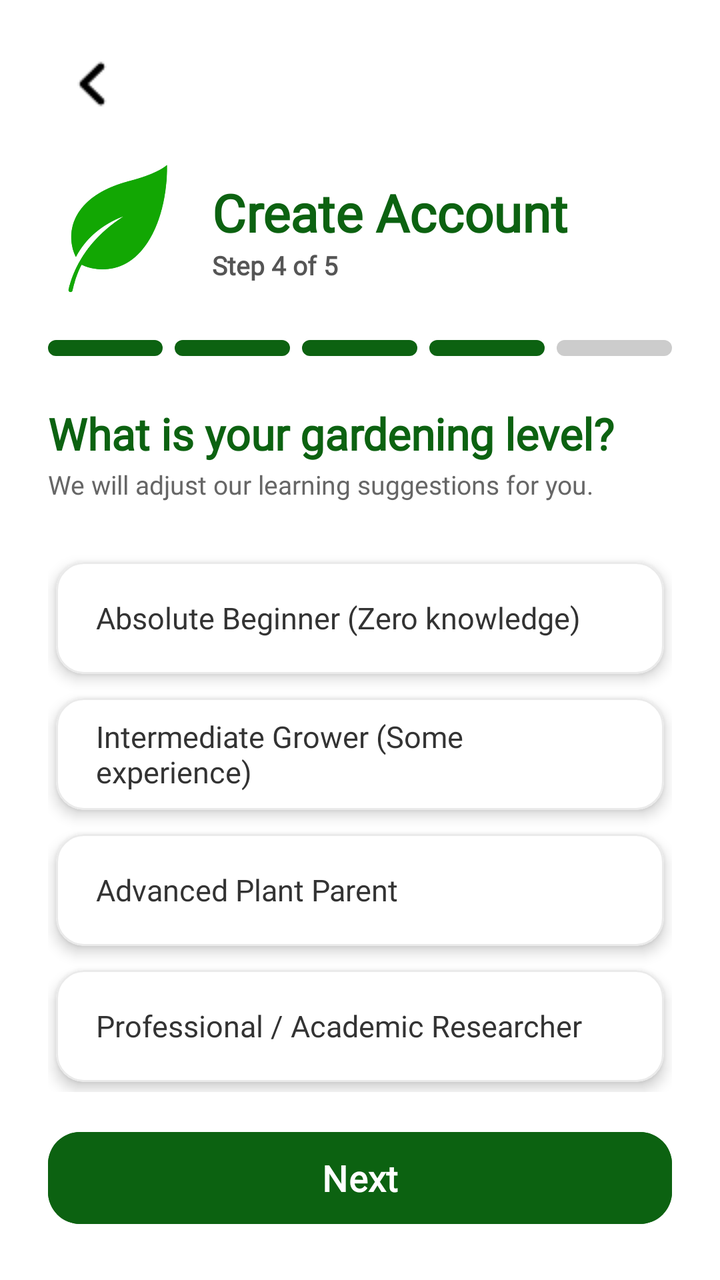
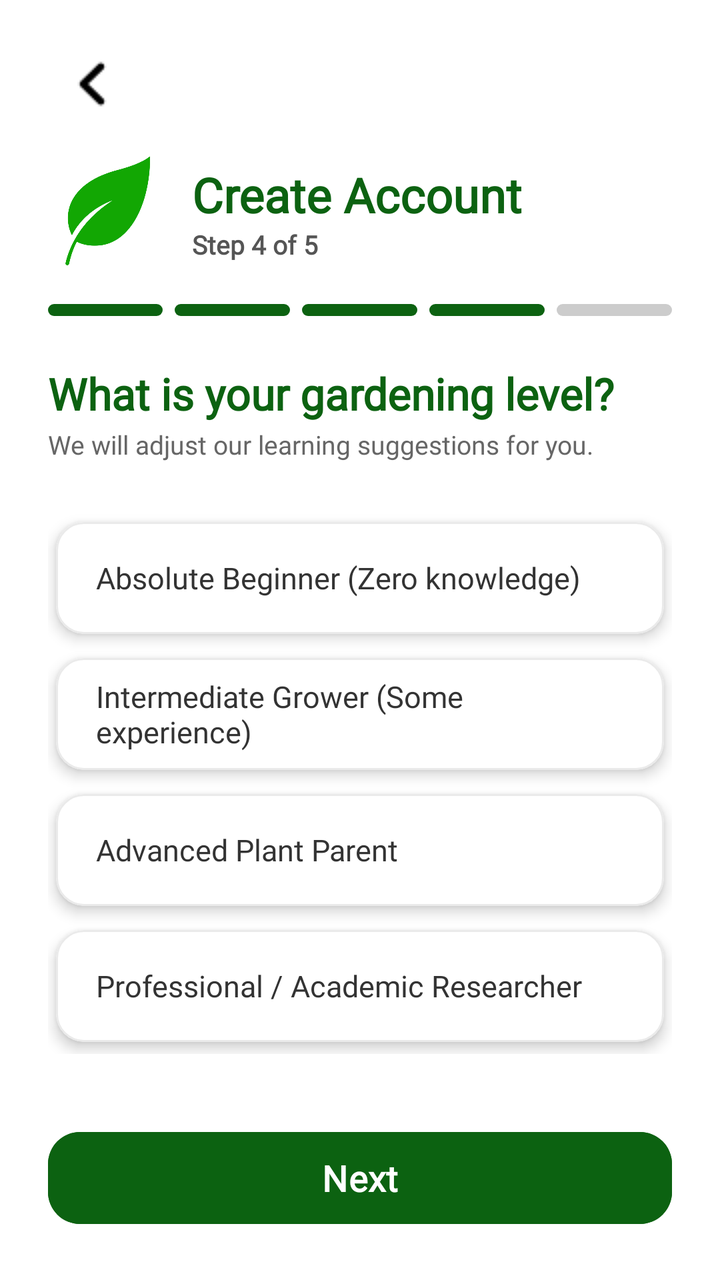

Two renders of the same Android screen: before a commit and after it. Below are the layout's source before the change and the commit's diff.
<!-- AndroidManifest.xml: application theme Theme.SmartGrow -->
<!-- res/layout/activity_register_step4.xml -->
<?xml version="1.0" encoding="utf-8"?>
<androidx.constraintlayout.widget.ConstraintLayout
    xmlns:android="http://schemas.android.com/apk/res/android"
    xmlns:app="http://schemas.android.com/apk/res-auto"
    android:layout_width="match_parent"
    android:layout_height="match_parent"
    android:background="#FFFFFF"
    android:paddingHorizontal="24dp"
    android:paddingTop="20dp"
    android:paddingBottom="24dp">

    <ImageButton
        android:id="@+id/btn_register_back"
        android:layout_width="44dp"
        android:layout_height="44dp"
        android:background="?android:attr/selectableItemBackgroundBorderless"
        android:src="@drawable/back_button_login"
        android:contentDescription="Back"
        android:scaleType="centerInside"
        android:clickable="true"
        android:focusable="true"
        app:layout_constraintTop_toTopOf="parent"
        app:layout_constraintStart_toStartOf="parent" />

    <LinearLayout
        android:id="@+id/layout_register_header"
        android:layout_width="0dp"
        android:layout_height="wrap_content"
        android:orientation="horizontal"
        android:gravity="center_vertical"
        android:layout_marginTop="16dp"
        app:layout_constraintTop_toBottomOf="@id/btn_register_back"
        app:layout_constraintStart_toStartOf="parent"
        app:layout_constraintEnd_toEndOf="parent">

        <ImageView
            android:id="@+id/img_register_mini_logo"
            android:layout_width="70dp"
            android:layout_height="70dp"
            android:src="@drawable/smartgrow_logo"
            app:tint="#12A703"
            android:contentDescription="SmartGrow" />

        <LinearLayout
            android:layout_width="wrap_content"
            android:layout_height="wrap_content"
            android:orientation="vertical"
            android:layout_marginStart="12dp">

            <TextView
                android:layout_width="wrap_content"
                android:layout_height="wrap_content"
                android:text="Create Account"
                android:textSize="26sp"
                android:textStyle="bold"
                android:fontFamily="@font/poppins"
                android:textColor="#0C6211" />

            <TextView
                android:id="@+id/tv_step_counter"
                android:layout_width="wrap_content"
                android:layout_height="wrap_content"
                android:text="Step 4 of 5"
                android:textSize="13sp"
                android:textStyle="bold"
                android:fontFamily="@font/poppins"
                android:textColor="#555555" />
        </LinearLayout>
    </LinearLayout>

    <LinearLayout
        android:id="@+id/layout_indicator_bars"
        android:layout_width="match_parent"
        android:layout_height="8dp"
        android:orientation="horizontal"
        android:layout_marginTop="20dp"
        android:weightSum="5"
        app:layout_constraintTop_toBottomOf="@id/layout_register_header"
        app:layout_constraintStart_toStartOf="parent"
        app:layout_constraintEnd_toEndOf="parent">

        <View
            android:id="@+id/indicator_step1"
            android:layout_width="0dp"
            android:layout_height="match_parent"
            android:layout_weight="1"
            android:layout_marginEnd="6dp"
            android:background="@drawable/indicator_green" />

        <View
            android:id="@+id/indicator_step2"
            android:layout_width="0dp"
            android:layout_height="match_parent"
            android:layout_weight="1"
            android:layout_marginEnd="6dp"
            android:background="@drawable/indicator_green" />

        <View
            android:id="@+id/indicator_step3"
            android:layout_width="0dp"
            android:layout_height="match_parent"
            android:layout_weight="1"
            android:layout_marginEnd="6dp"
            android:background="@drawable/indicator_green" />

        <View
            android:id="@+id/indicator_step4"
            android:layout_width="0dp"
            android:layout_height="match_parent"
            android:layout_weight="1"
            android:layout_marginEnd="6dp"
            android:background="@drawable/indicator_green" />

        <View
            android:id="@+id/indicator_step5"
            android:layout_width="0dp"
            android:layout_height="match_parent"
            android:layout_weight="1"
            android:background="@drawable/indicator_gray" />
    </LinearLayout>

    <TextView
        android:id="@+id/tv_question_title"
        android:layout_width="match_parent"
        android:layout_height="wrap_content"
        android:text="What is your gardening level?"
        android:textSize="22sp"
        android:textStyle="bold"
        android:textColor="#0C6211"
        android:fontFamily="@font/poppins"
        android:layout_marginTop="24dp"
        app:layout_constraintTop_toBottomOf="@id/layout_indicator_bars" />

    <TextView
        android:id="@+id/tv_question_subtitle"
        android:layout_width="match_parent"
        android:layout_height="wrap_content"
        android:text="We will adjust our learning suggestions for you."
        android:textSize="13sp"
        android:textColor="#666666"
        android:fontFamily="@font/poppins"
        android:layout_marginTop="2dp"
        app:layout_constraintTop_toBottomOf="@id/tv_question_title" />

    <LinearLayout
        android:id="@+id/layout_choices_container"
        android:layout_width="match_parent"
        android:layout_height="0dp"
        android:orientation="vertical"
        android:layout_marginTop="24dp"
        android:layout_marginBottom="16dp"
        app:layout_constraintTop_toBottomOf="@id/tv_question_subtitle"
        app:layout_constraintBottom_toTopOf="@id/btn_register_next">

        <com.google.android.material.card.MaterialCardView
            android:id="@+id/card_choice1"
            android:layout_width="match_parent"
            android:layout_height="56dp"
            android:layout_marginHorizontal="4dp"
            android:layout_marginVertical="6dp"
            app:cardElevation="4dp"
            app:cardCornerRadius="14dp"
            app:cardBackgroundColor="#FFFFFF"
            app:strokeWidth="1dp"
            app:strokeColor="#EAEAEA"
            android:clickable="true"
            android:focusable="true">
            <TextView
                android:id="@+id/tv_choice1_text"
                android:layout_width="match_parent"
                android:layout_height="match_parent"
                android:gravity="center_vertical"
                android:paddingHorizontal="20dp"
                android:text="Absolute Beginner (Zero knowledge)"
                android:textSize="15sp"
                android:textColor="#333333"
                android:fontFamily="@font/poppins" />
        </com.google.android.material.card.MaterialCardView>

        <com.google.android.material.card.MaterialCardView
            android:id="@+id/card_choice2"
            android:layout_width="match_parent"
            android:layout_height="56dp"
            android:layout_marginHorizontal="4dp"
            android:layout_marginVertical="6dp"
            app:cardElevation="4dp"
            app:cardCornerRadius="14dp"
            app:cardBackgroundColor="#FFFFFF"
            app:strokeWidth="1dp"
            app:strokeColor="#EAEAEA"
            android:clickable="true"
            android:focusable="true">
            <TextView
                android:id="@+id/tv_choice2_text"
                android:layout_width="match_parent"
                android:layout_height="match_parent"
                android:gravity="center_vertical"
                android:paddingHorizontal="20dp"
                android:text="Intermediate Grower (Some experience)"
                android:textSize="15sp"
                android:textColor="#333333"
                android:fontFamily="@font/poppins" />
        </com.google.android.material.card.MaterialCardView>

        <com.google.android.material.card.MaterialCardView
            android:id="@+id/card_choice3"
            android:layout_width="match_parent"
            android:layout_height="56dp"
            android:layout_marginHorizontal="4dp"
            android:layout_marginVertical="6dp"
            app:cardElevation="4dp"
            app:cardCornerRadius="14dp"
            app:cardBackgroundColor="#FFFFFF"
            app:strokeWidth="1dp"
            app:strokeColor="#EAEAEA"
            android:clickable="true"
            android:focusable="true">
            <TextView
                android:id="@+id/tv_choice3_text"
                android:layout_width="match_parent"
                android:layout_height="match_parent"
                android:gravity="center_vertical"
                android:paddingHorizontal="20dp"
                android:text="Advanced Plant Parent"
                android:textSize="15sp"
                android:textColor="#333333"
                android:fontFamily="@font/poppins" />
        </com.google.android.material.card.MaterialCardView>

        <com.google.android.material.card.MaterialCardView
            android:id="@+id/card_choice4"
            android:layout_width="match_parent"
            android:layout_height="56dp"
            android:layout_marginHorizontal="4dp"
            android:layout_marginVertical="6dp"
            app:cardElevation="4dp"
            app:cardCornerRadius="14dp"
            app:cardBackgroundColor="#FFFFFF"
            app:strokeWidth="1dp"
            app:strokeColor="#EAEAEA"
            android:clickable="true"
            android:focusable="true">
            <TextView
                android:id="@+id/tv_choice4_text"
                android:layout_width="match_parent"
                android:layout_height="match_parent"
                android:gravity="center_vertical"
                android:paddingHorizontal="20dp"
                android:text="Professional / Academic Researcher"
                android:textSize="15sp"
                android:textColor="#333333"
                android:fontFamily="@font/poppins" />
        </com.google.android.material.card.MaterialCardView>
    </LinearLayout>

    <com.google.android.material.button.MaterialButton
        android:id="@+id/btn_register_next"
        android:layout_width="match_parent"
        android:layout_height="54dp"
        android:text="Next"
        android:textSize="18sp"
        android:fontFamily="@font/poppins"
        android:textStyle="bold"
        android:textColor="@color/white"
        android:textAllCaps="false"
        android:backgroundTint="#0C6211"
        app:cornerRadius="16dp"
        android:elevation="4dp"
        android:clickable="true"
        android:focusable="true"
        app:layout_constraintBottom_toBottomOf="parent"
        app:layout_constraintStart_toStartOf="parent"
        app:layout_constraintEnd_toEndOf="parent" />

</androidx.constraintlayout.widget.ConstraintLayout>
<!-- resources referenced by this layout -->
<resources>
  <color name="white">#FFFFFFFF</color>
  <!-- drawable back_button_login: png bitmap (drawable, 311 bytes) -->
  <!-- drawable indicator_gray (drawable) -->
  <?xml version="1.0" encoding="utf-8"?>
  <shape xmlns:android="http://schemas.android.com/apk/res/android"
      android:shape="rectangle">
      <solid android:color="#CCCCCC" />
      <corners android:radius="4dp" />
  </shape>
  <!-- drawable indicator_green (drawable) -->
  <?xml version="1.0" encoding="utf-8"?>
  <shape xmlns:android="http://schemas.android.com/apk/res/android"
      android:shape="rectangle">
      <solid android:color="#0C6211" />
      <corners android:radius="4dp" />
  </shape>
  <!-- drawable smartgrow_logo: png bitmap (drawable, 73503 bytes) -->
  <style name="Theme.SmartGrow" parent="Base.Theme.SmartGrow" />
  <style name="Base.Theme.SmartGrow" parent="Theme.Material3.DayNight.NoActionBar">
          <item name="android:windowBackground">@android:color/white</item>
          <item name="android:windowDisablePreview">true</item>
          <item name="android:statusBarColor">#0C6211</item>
          <item name="android:windowLightStatusBar" tools:targetApi="m">false</item>
      </style>
</resources>

<!-- the commit's change to res/layout/activity_register_step4.xml (unified diff, before → after) -->
@@ -4,259 +4,243 @@
     xmlns:app="http://schemas.android.com/apk/res-auto"
     android:layout_width="match_parent"
     android:layout_height="match_parent"
-    android:background="#FFFFFF"
-    android:paddingHorizontal="24dp"
-    android:paddingTop="20dp"
-    android:paddingBottom="24dp">
-
-    <ImageButton
-        android:id="@+id/btn_register_back"
-        android:layout_width="44dp"
-        android:layout_height="44dp"
-        android:background="?android:attr/selectableItemBackgroundBorderless"
-        android:src="@drawable/back_button_login"
-        android:contentDescription="Back"
-        android:scaleType="centerInside"
-        android:clickable="true"
-        android:focusable="true"
-        app:layout_constraintTop_toTopOf="parent"
-        app:layout_constraintStart_toStartOf="parent" />
-
-    <LinearLayout
-        android:id="@+id/layout_register_header"
-        android:layout_width="0dp"
+    android:background="#FFFFFF">
+
+    
+    <androidx.constraintlayout.widget.ConstraintLayout
+        android:id="@+id/layout_header_fixed"
+        android:layout_width="match_parent"
         android:layout_height="wrap_content"
-        android:orientation="horizontal"
-        android:gravity="center_vertical"
-        android:layout_marginTop="16dp"
-        app:layout_constraintTop_toBottomOf="@id/btn_register_back"
-        app:layout_constraintStart_toStartOf="parent"
-        app:layout_constraintEnd_toEndOf="parent">
-
-        <ImageView
-            android:id="@+id/img_register_mini_logo"
-            android:layout_width="70dp"
-            android:layout_height="70dp"
-            android:src="@drawable/smartgrow_logo"
-            app:tint="#12A703"
-            android:contentDescription="SmartGrow" />
+        android:paddingHorizontal="24dp"
+        android:paddingTop="20dp"
+        android:paddingBottom="8dp"
+        app:layout_constraintTop_toTopOf="parent">
+
+        <ImageButton
+            android:id="@+id/btn_register_back"
+            android:layout_width="44dp"
+            android:layout_height="44dp"
+            android:background="?android:attr/selectableItemBackgroundBorderless"
+            android:src="@drawable/back_button_login"
+            android:contentDescription="Back"
+            android:scaleType="centerInside"
+            android:clickable="true"
+            android:focusable="true"
+            app:layout_constraintTop_toTopOf="parent"
+            app:layout_constraintStart_toStartOf="parent" />
 
         <LinearLayout
-            android:layout_width="wrap_content"
+            android:id="@+id/layout_register_header"
+            android:layout_width="0dp"
+            android:layout_height="wrap_content"
+            android:orientation="horizontal"
+            android:gravity="center_vertical"
+            android:layout_marginTop="12dp"
+            app:layout_constraintTop_toBottomOf="@id/btn_register_back"
+            app:layout_constraintStart_toStartOf="parent"
+            app:layout_constraintEnd_toEndOf="parent">
+
+            <ImageView
+                android:id="@+id/img_register_mini_logo"
+                android:layout_width="60dp"
+                android:layout_height="60dp"
+                android:src="@drawable/smartgrow_logo"
+                app:tint="#12A703"
+                android:contentDescription="SmartGrow" />
+
+            <LinearLayout
+                android:layout_width="wrap_content"
+                android:layout_height="wrap_content"
+                android:orientation="vertical"
+                android:layout_marginStart="12dp">
+
+                <TextView
+                    android:layout_width="wrap_content"
+                    android:layout_height="wrap_content"
+                    android:text="Create Account"
+                    android:textSize="24sp"
+                    android:textStyle="bold"
+                    android:fontFamily="@font/poppins"
+                    android:textColor="#0C6211" />
+
+                <TextView
+                    android:id="@+id/tv_step_counter"
+                    android:layout_width="wrap_content"
+                    android:layout_height="wrap_content"
+                    android:text="Step 4 of 5"
+                    android:textSize="13sp"
+                    android:textStyle="bold"
+                    android:fontFamily="@font/poppins"
+                    android:textColor="#555555" />
+            </LinearLayout>
+        </LinearLayout>
+
+        <LinearLayout
+            android:id="@+id/layout_indicator_bars"
+            android:layout_width="match_parent"
+            android:layout_height="6dp"
+            android:orientation="horizontal"
+            android:layout_marginTop="16dp"
+            android:weightSum="5"
+            app:layout_constraintTop_toBottomOf="@id/layout_register_header">
+
+            <View android:id="@+id/indicator_step1" android:layout_width="0dp" android:layout_height="match_parent" android:layout_weight="1" android:layout_marginEnd="6dp" android:background="@drawable/indicator_green" />
+            <View android:id="@+id/indicator_step2" android:layout_width="0dp" android:layout_height="match_parent" android:layout_weight="1" android:layout_marginEnd="6dp" android:background="@drawable/indicator_green" />
+            <View android:id="@+id/indicator_step3" android:layout_width="0dp" android:layout_height="match_parent" android:layout_weight="1" android:layout_marginEnd="6dp" android:background="@drawable/indicator_green" />
+            <View android:id="@+id/indicator_step4" android:layout_width="0dp" android:layout_height="match_parent" android:layout_weight="1" android:layout_marginEnd="6dp" android:background="@drawable/indicator_green" />
+            <View android:id="@+id/indicator_step5" android:layout_width="0dp" android:layout_height="match_parent" android:layout_weight="1" android:background="@drawable/indicator_gray" />
+        </LinearLayout>
+    </androidx.constraintlayout.widget.ConstraintLayout>
+
+    
+    <androidx.core.widget.NestedScrollView
+        android:layout_width="match_parent"
+        android:layout_height="0dp"
+        android:fillViewport="true"
+        app:layout_constraintTop_toBottomOf="@id/layout_header_fixed"
+        app:layout_constraintBottom_toTopOf="@id/btn_register_next">
+
+        <LinearLayout
+            android:layout_width="match_parent"
             android:layout_height="wrap_content"
             android:orientation="vertical"
-            android:layout_marginStart="12dp">
+            android:paddingHorizontal="24dp"
+            android:paddingTop="16dp"
+            android:paddingBottom="16dp">
 
             <TextView
-                android:layout_width="wrap_content"
-                android:layout_height="wrap_content"
-                android:text="Create Account"
-                android:textSize="26sp"
+                android:id="@+id/tv_question_title"
+                android:layout_width="match_parent"
+                android:layout_height="wrap_content"
+                android:text="What is your gardening level?"
+                android:textSize="22sp"
                 android:textStyle="bold"
+                android:textColor="#0C6211"
+                android:fontFamily="@font/poppins" />
+
+            <TextView
+                android:id="@+id/tv_question_subtitle"
+                android:layout_width="match_parent"
+                android:layout_height="wrap_content"
+                android:text="We will adjust our learning suggestions for you."
+                android:textSize="13sp"
+                android:textColor="#666666"
                 android:fontFamily="@font/poppins"
-                android:textColor="#0C6211" />
-
-            <TextView
-                android:id="@+id/tv_step_counter"
-                android:layout_width="wrap_content"
-                android:layout_height="wrap_content"
-                android:text="Step 4 of 5"
-                android:textSize="13sp"
-                android:textStyle="bold"
-                android:fontFamily="@font/poppins"
-                android:textColor="#555555" />
+                android:layout_marginTop="2dp" />
+
+            <LinearLayout
+                android:id="@+id/layout_choices_container"
+                android:layout_width="match_parent"
+                android:layout_height="wrap_content"
+                android:orientation="vertical"
+                android:layout_marginTop="24dp">
+
+                <com.google.android.material.card.MaterialCardView
+                    android:id="@+id/card_choice1"
+                    android:layout_width="match_parent"
+                    android:layout_height="56dp"
+                    android:layout_marginHorizontal="4dp"
+                    android:layout_marginVertical="6dp"
+                    app:cardElevation="4dp"
+                    app:cardCornerRadius="14dp"
+                    app:cardBackgroundColor="#FFFFFF"
+                    app:strokeWidth="1dp"
+                    app:strokeColor="#EAEAEA"
+                    android:clickable="true"
+                    android:focusable="true">
+                    <TextView
+                        android:layout_width="match_parent"
+                        android:layout_height="match_parent"
+                        android:gravity="center_vertical"
+                        android:paddingHorizontal="20dp"
+                        android:text="Absolute Beginner (Zero knowledge)"
+                        android:textSize="15sp"
+                        android:textColor="#333333"
+                        android:fontFamily="@font/poppins" />
+                </com.google.android.material.card.MaterialCardView>
+
+                <com.google.android.material.card.MaterialCardView
+                    android:id="@+id/card_choice2"
+                    android:layout_width="match_parent"
+                    android:layout_height="56dp"
+                    android:layout_marginHorizontal="4dp"
+                    android:layout_marginVertical="6dp"
+                    app:cardElevation="4dp"
+                    app:cardCornerRadius="14dp"
+                    app:cardBackgroundColor="#FFFFFF"
+                    app:strokeWidth="1dp"
+                    app:strokeColor="#EAEAEA"
+                    android:clickable="true"
+                    android:focusable="true">
+                    <TextView
+                        android:layout_width="match_parent"
+                        android:layout_height="match_parent"
+                        android:gravity="center_vertical"
+                        android:paddingHorizontal="20dp"
+                        android:text="Intermediate Grower (Some experience)"
+                        android:textSize="15sp"
+                        android:textColor="#333333"
+                        android:fontFamily="@font/poppins" />
+                </com.google.android.material.card.MaterialCardView>
+
+                <com.google.android.material.card.MaterialCardView
+                    android:id="@+id/card_choice3"
+                    android:layout_width="match_parent"
+                    android:layout_height="56dp"
+                    android:layout_marginHorizontal="4dp"
+                    android:layout_marginVertical="6dp"
+                    app:cardElevation="4dp"
+                    app:cardCornerRadius="14dp"
+                    app:cardBackgroundColor="#FFFFFF"
+                    app:strokeWidth="1dp"
+                    app:strokeColor="#EAEAEA"
+                    android:clickable="true"
+                    android:focusable="true">
+                    <TextView
+                        android:layout_width="match_parent"
+                        android:layout_height="match_parent"
+                        android:gravity="center_vertical"
+                        android:paddingHorizontal="20dp"
+                        android:text="Advanced Plant Parent"
+                        android:textSize="15sp"
+                        android:textColor="#333333"
+                        android:fontFamily="@font/poppins" />
+                </com.google.android.material.card.MaterialCardView>
+
+                <com.google.android.material.card.MaterialCardView
+                    android:id="@+id/card_choice4"
+                    android:layout_width="match_parent"
+                    android:layout_height="56dp"
+                    android:layout_marginHorizontal="4dp"
+                    android:layout_marginVertical="6dp"
+                    app:cardElevation="4dp"
+                    app:cardCornerRadius="14dp"
+                    app:cardBackgroundColor="#FFFFFF"
+                    app:strokeWidth="1dp"
+                    app:strokeColor="#EAEAEA"
+                    android:clickable="true"
+                    android:focusable="true">
+                    <TextView
+                        android:layout_width="match_parent"
+                        android:layout_height="match_parent"
+                        android:gravity="center_vertical"
+                        android:paddingHorizontal="20dp"
+                        android:text="Professional / Academic Researcher"
+                        android:textSize="15sp"
+                        android:textColor="#333333"
+                        android:fontFamily="@font/poppins" />
+                </com.google.android.material.card.MaterialCardView>
+            </LinearLayout>
         </LinearLayout>
-    </LinearLayout>
-
-    <LinearLayout
-        android:id="@+id/layout_indicator_bars"
-        android:layout_width="match_parent"
-        android:layout_height="8dp"
-        android:orientation="horizontal"
-        android:layout_marginTop="20dp"
-        android:weightSum="5"
-        app:layout_constraintTop_toBottomOf="@id/layout_register_header"
-        app:layout_constraintStart_toStartOf="parent"
-        app:layout_constraintEnd_toEndOf="parent">
-
-        <View
-            android:id="@+id/indicator_step1"
-            android:layout_width="0dp"
-            android:layout_height="match_parent"
-            android:layout_weight="1"
-            android:layout_marginEnd="6dp"
-            android:background="@drawable/indicator_green" />
-
-        <View
-            android:id="@+id/indicator_step2"
-            android:layout_width="0dp"
-            android:layout_height="match_parent"
-            android:layout_weight="1"
-            android:layout_marginEnd="6dp"
-            android:background="@drawable/indicator_green" />
-
-        <View
-            android:id="@+id/indicator_step3"
-            android:layout_width="0dp"
-            android:layout_height="match_parent"
-            android:layout_weight="1"
-            android:layout_marginEnd="6dp"
-            android:background="@drawable/indicator_green" />
-
-        <View
-            android:id="@+id/indicator_step4"
-            android:layout_width="0dp"
-            android:layout_height="match_parent"
-            android:layout_weight="1"
-            android:layout_marginEnd="6dp"
-            android:background="@drawable/indicator_green" />
-
-        <View
-            android:id="@+id/indicator_step5"
-            android:layout_width="0dp"
-            android:layout_height="match_parent"
-            android:layout_weight="1"
-            android:background="@drawable/indicator_gray" />
-    </LinearLayout>
-
-    <TextView
-        android:id="@+id/tv_question_title"
-        android:layout_width="match_parent"
-        android:layout_height="wrap_content"
-        android:text="What is your gardening level?"
-        android:textSize="22sp"
-        android:textStyle="bold"
-        android:textColor="#0C6211"
-        android:fontFamily="@font/poppins"
-        android:layout_marginTop="24dp"
-        app:layout_constraintTop_toBottomOf="@id/layout_indicator_bars" />
-
-    <TextView
-        android:id="@+id/tv_question_subtitle"
-        android:layout_width="match_parent"
-        android:layout_height="wrap_content"
-        android:text="We will adjust our learning suggestions for you."
-        android:textSize="13sp"
-        android:textColor="#666666"
-        android:fontFamily="@font/poppins"
-        android:layout_marginTop="2dp"
-        app:layout_constraintTop_toBottomOf="@id/tv_question_title" />
-
-    <LinearLayout
-        android:id="@+id/layout_choices_container"
-        android:layout_width="match_parent"
-        android:layout_height="0dp"
-        android:orientation="vertical"
-        android:layout_marginTop="24dp"
-        android:layout_marginBottom="16dp"
-        app:layout_constraintTop_toBottomOf="@id/tv_question_subtitle"
-        app:layout_constraintBottom_toTopOf="@id/btn_register_next">
-
-        <com.google.android.material.card.MaterialCardView
-            android:id="@+id/card_choice1"
-            android:layout_width="match_parent"
-            android:layout_height="56dp"
-            android:layout_marginHorizontal="4dp"
-            android:layout_marginVertical="6dp"
-            app:cardElevation="4dp"
-            app:cardCornerRadius="14dp"
-            app:cardBackgroundColor="#FFFFFF"
-            app:strokeWidth="1dp"
-            app:strokeColor="#EAEAEA"
-            android:clickable="true"
-            android:focusable="true">
-            <TextView
-                android:id="@+id/tv_choice1_text"
-                android:layout_width="match_parent"
-                android:layout_height="match_parent"
-                android:gravity="center_vertical"
-                android:paddingHorizontal="20dp"
-                android:text="Absolute Beginner (Zero knowledge)"
-                android:textSize="15sp"
-                android:textColor="#333333"
-                android:fontFamily="@font/poppins" />
-        </com.google.android.material.card.MaterialCardView>
-
-        <com.google.android.material.card.MaterialCardView
-            android:id="@+id/card_choice2"
-            android:layout_width="match_parent"
-            android:layout_height="56dp"
-            android:layout_marginHorizontal="4dp"
-            android:layout_marginVertical="6dp"
-            app:cardElevation="4dp"
-            app:cardCornerRadius="14dp"
-            app:cardBackgroundColor="#FFFFFF"
-            app:strokeWidth="1dp"
-            app:strokeColor="#EAEAEA"
-            android:clickable="true"
-            android:focusable="true">
-            <TextView
-                android:id="@+id/tv_choice2_text"
-                android:layout_width="match_parent"
-                android:layout_height="match_parent"
-                android:gravity="center_vertical"
-                android:paddingHorizontal="20dp"
-                android:text="Intermediate Grower (Some experience)"
-                android:textSize="15sp"
-                android:textColor="#333333"
-                android:fontFamily="@font/poppins" />
-        </com.google.android.material.card.MaterialCardView>
-
-        <com.google.android.material.card.MaterialCardView
-            android:id="@+id/card_choice3"
-            android:layout_width="match_parent"
-            android:layout_height="56dp"
-            android:layout_marginHorizontal="4dp"
-            android:layout_marginVertical="6dp"
-            app:cardElevation="4dp"
-            app:cardCornerRadius="14dp"
-            app:cardBackgroundColor="#FFFFFF"
-            app:strokeWidth="1dp"
-            app:strokeColor="#EAEAEA"
-            android:clickable="true"
-            android:focusable="true">
-            <TextView
-                android:id="@+id/tv_choice3_text"
-                android:layout_width="match_parent"
-                android:layout_height="match_parent"
-                android:gravity="center_vertical"
-                android:paddingHorizontal="20dp"
-                android:text="Advanced Plant Parent"
-                android:textSize="15sp"
-                android:textColor="#333333"
-                android:fontFamily="@font/poppins" />
-        </com.google.android.material.card.MaterialCardView>
-
-        <com.google.android.material.card.MaterialCardView
-            android:id="@+id/card_choice4"
-            android:layout_width="match_parent"
-            android:layout_height="56dp"
-            android:layout_marginHorizontal="4dp"
-            android:layout_marginVertical="6dp"
-            app:cardElevation="4dp"
-            app:cardCornerRadius="14dp"
-            app:cardBackgroundColor="#FFFFFF"
-            app:strokeWidth="1dp"
-            app:strokeColor="#EAEAEA"
-            android:clickable="true"
-            android:focusable="true">
-            <TextView
-                android:id="@+id/tv_choice4_text"
-                android:layout_width="match_parent"
-                android:layout_height="match_parent"
-                android:gravity="center_vertical"
-                android:paddingHorizontal="20dp"
-                android:text="Professional / Academic Researcher"
-                android:textSize="15sp"
-                android:textColor="#333333"
-                android:fontFamily="@font/poppins" />
-        </com.google.android.material.card.MaterialCardView>
-    </LinearLayout>
-
+    </androidx.core.widget.NestedScrollView>
+
+    
     <com.google.android.material.button.MaterialButton
         android:id="@+id/btn_register_next"
         android:layout_width="match_parent"
         android:layout_height="54dp"
+        android:layout_marginHorizontal="24dp"
+        android:layout_marginBottom="24dp"
         android:text="Next"
         android:textSize="18sp"
         android:fontFamily="@font/poppins"
@@ -266,8 +250,6 @@
         android:backgroundTint="#0C6211"
         app:cornerRadius="16dp"
         android:elevation="4dp"
-        android:clickable="true"
-        android:focusable="true"
         app:layout_constraintBottom_toBottomOf="parent"
         app:layout_constraintStart_toStartOf="parent"
         app:layout_constraintEnd_toEndOf="parent" />
<!-- resource entries referenced after the edit -->
@@ -23,6 +23,12 @@
           <item name="android:windowDisablePreview">true</item>
           <item name="android:statusBarColor">#0C6211</item>
           <item name="android:windowLightStatusBar" tools:targetApi="m">false</item>
+  
+          
+          <item name="android:navigationBarColor">#F9FAFA</item>
+  
+          
+          <item name="android:windowLightNavigationBar" tools:targetApi="o">true</item>
       </style>
 </resources>
 
